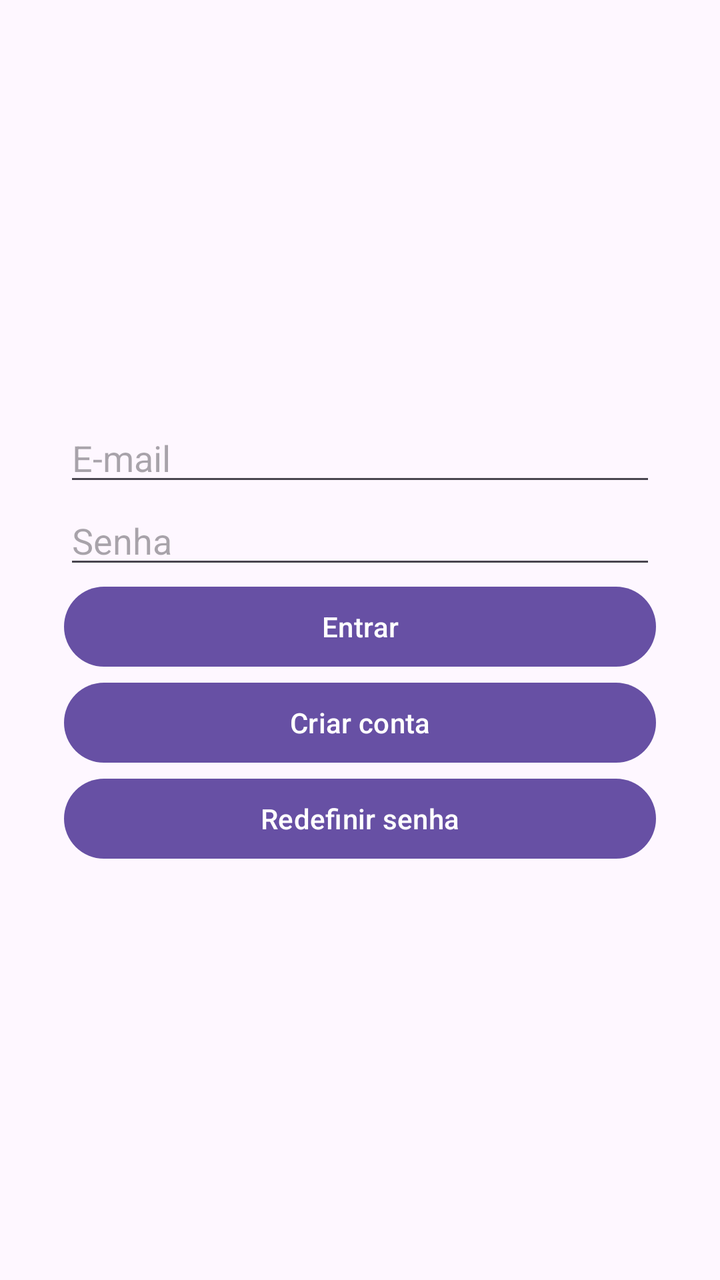
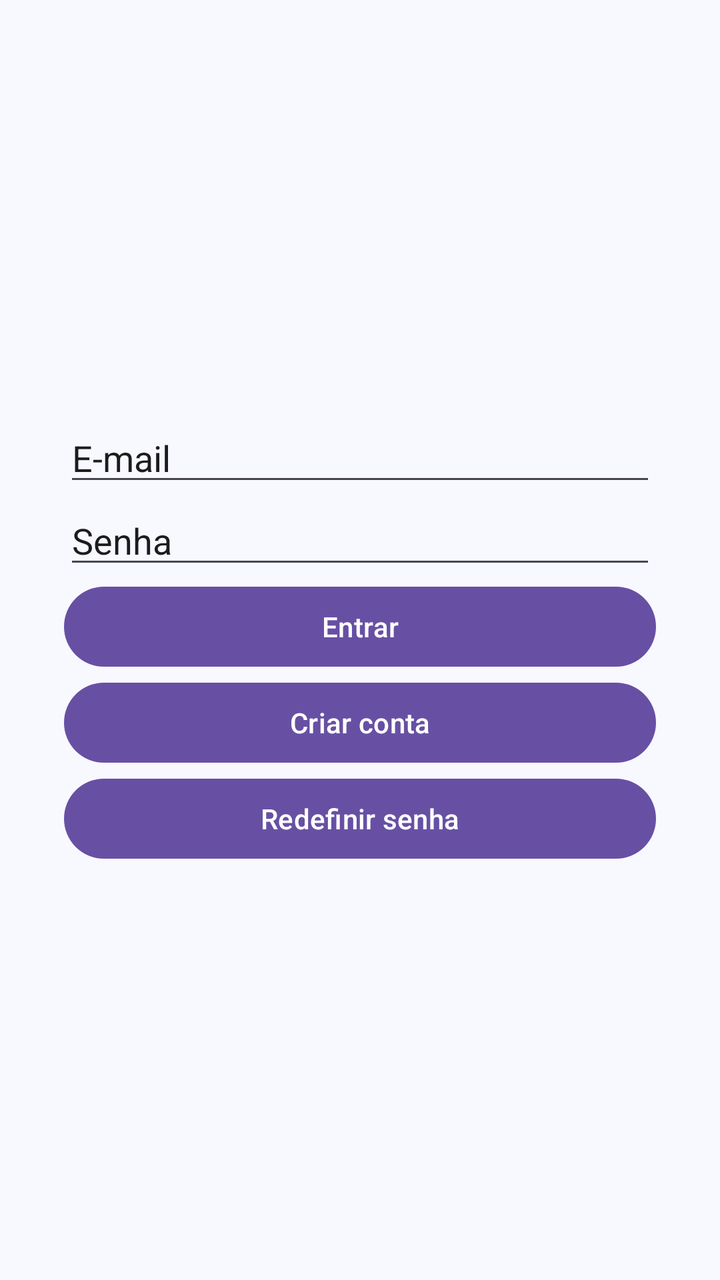

Screens rendered from an Android XML layout before and after an edit, with the pre-edit source and the edit as a unified diff.
<!-- AndroidManifest.xml: application theme Theme.BaixadaSegura -->
<!-- res/layout/activity_login.xml -->
<?xml version="1.0" encoding="utf-8"?>
<LinearLayout xmlns:android="http://schemas.android.com/apk/res/android"
    android:layout_width="match_parent"
    android:layout_height="match_parent"
    android:gravity="center"
    android:orientation="vertical"
    android:padding="32dp">

    <EditText
        android:id="@+id/edtEmail"
        android:layout_width="match_parent"
        android:layout_height="wrap_content"
        android:hint="E-mail"
        android:inputType="textEmailAddress" />

    <EditText
        android:id="@+id/edtSenha"
        android:layout_width="match_parent"
        android:layout_height="wrap_content"
        android:hint="Senha"
        android:inputType="textPassword" />

    <Button
        android:id="@+id/btnEntrar"
        android:layout_width="match_parent"
        android:layout_height="wrap_content"
        android:text="Entrar" />

    <Button
        android:id="@+id/btnCadastrar"
        android:layout_width="match_parent"
        android:layout_height="wrap_content"
        android:text="Criar conta" />

    <Button
        android:id="@+id/btnRecuperar"
        android:layout_width="match_parent"
        android:layout_height="wrap_content"
        android:text="Redefinir senha" />

</LinearLayout>
<!-- resources referenced by this layout -->
<resources>
  <style name="Theme.BaixadaSegura" parent="Base.Theme.BaixadaSegura" />
  <style name="Base.Theme.BaixadaSegura" parent="Theme.Material3.DayNight.NoActionBar">
          
          
      </style>
</resources>

<!-- the commit's change to res/layout/activity_login.xml (unified diff, before → after) -->
@@ -2,6 +2,7 @@
 <LinearLayout xmlns:android="http://schemas.android.com/apk/res/android"
     android:layout_width="match_parent"
     android:layout_height="match_parent"
+    android:background="#F8F8FF"
     android:gravity="center"
     android:orientation="vertical"
     android:padding="32dp">
@@ -11,14 +12,18 @@
         android:layout_width="match_parent"
         android:layout_height="wrap_content"
         android:hint="E-mail"
-        android:inputType="textEmailAddress" />
+        android:inputType="textEmailAddress"
+        android:textColor="#1C1C1C"
+        android:textColorHint="#1C1C1C" />
 
     <EditText
         android:id="@+id/edtSenha"
         android:layout_width="match_parent"
         android:layout_height="wrap_content"
         android:hint="Senha"
-        android:inputType="textPassword" />
+        android:inputType="textPassword"
+        android:textColor="#1C1C1C"
+        android:textColorHint="#1C1C1C" />
 
     <Button
         android:id="@+id/btnEntrar"
